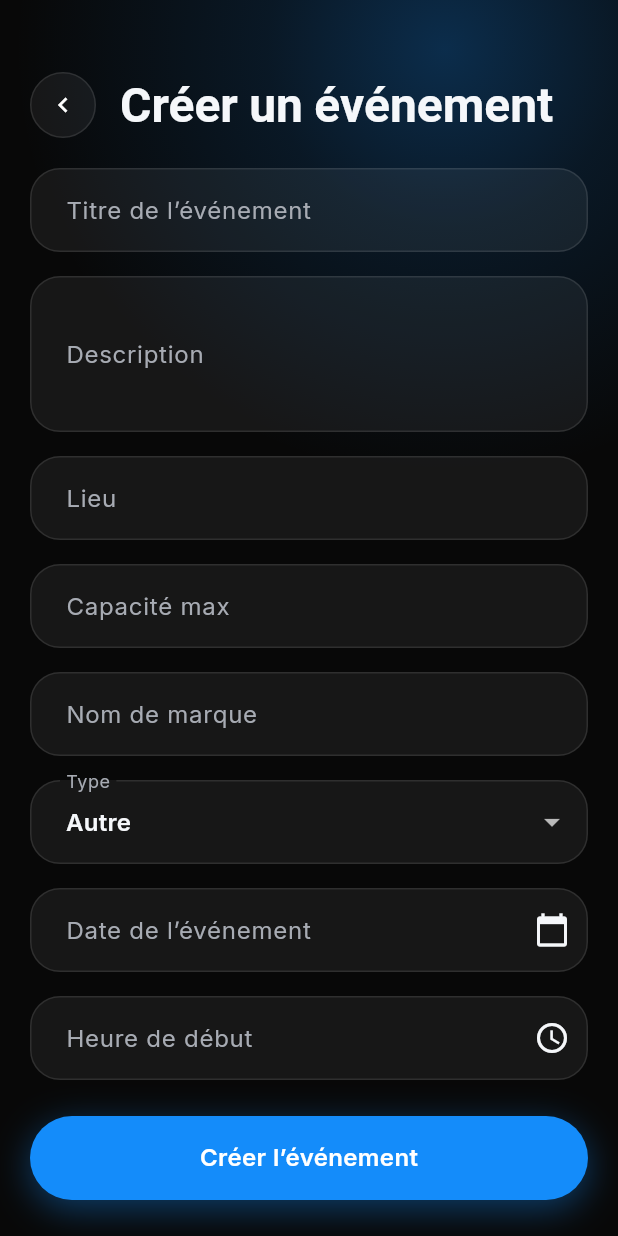
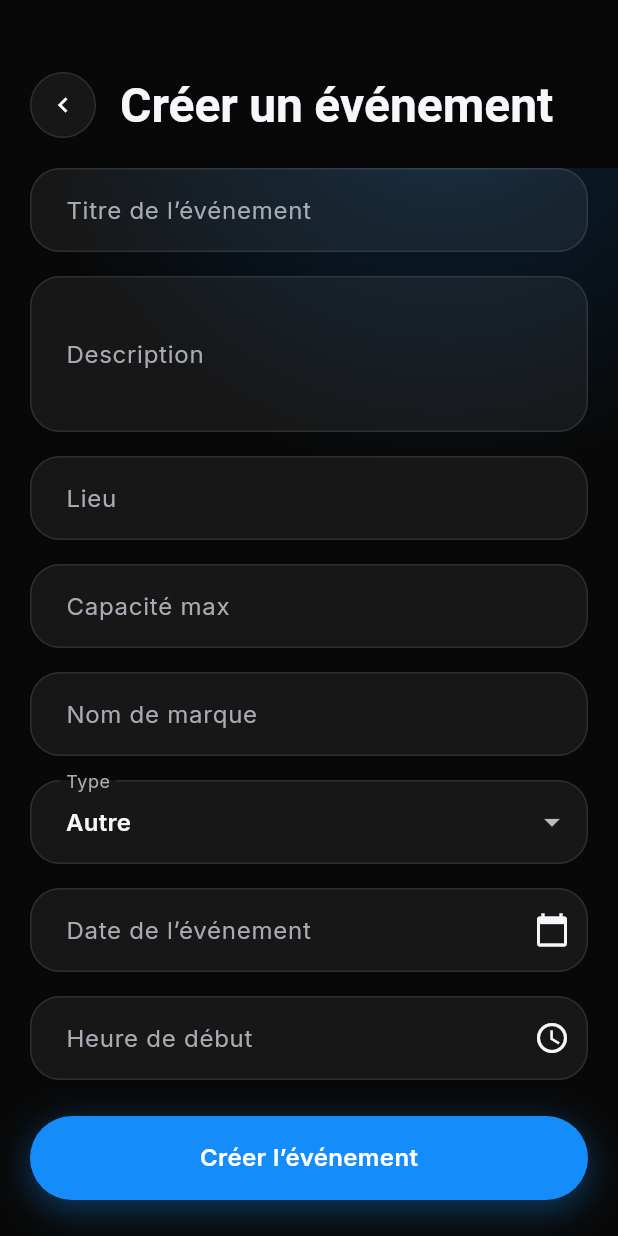
Before and after one commit to Gafclerck/ticketpass, a Flutter app: the CreateEventPage screen opened by its route, on a phone screen of 412 x 824 dp. Run offline on Flutter 3.47's test engine with Material 3 defaults, Android fonts, the phone set to English and light mode, and no system bars; our stand-ins replace drift, flutter_riverpod, go_router, google_fonts, qr_flutter; missing offline and left inert: mobile_scanner; accounts and stored records are empty; generated files the repository leaves out were written again.

Commit message:
feat(ui): pin top bar with safe area and solid background

```diff
--- a/lib/core/theme/app_theme.dart
+++ b/lib/core/theme/app_theme.dart
@@ -1,9 +1,17 @@
 import 'package:flutter/material.dart';
+import 'package:flutter/services.dart';
 import 'package:google_fonts/google_fonts.dart';
 import 'app_colors.dart';
 import 'app_radius.dart';
 import 'app_spacing.dart';
 import 'app_typography.dart';
+
+/// Icônes claires sur fond sombre (fond [AppColors.background] = #080808).
+const SystemUiOverlayStyle _overlayStyle = SystemUiOverlayStyle(
+  statusBarColor: Colors.transparent,
+  statusBarIconBrightness: Brightness.light,
+  statusBarBrightness: Brightness.dark,
+);
 
 /// Thème global de l'application — unique source de vérité visuelle.
 ///
@@ -28,6 +36,9 @@ abstract class AppTheme {
         foregroundColor: AppColors.textPrimary,
         elevation: 0,
         centerTitle: true,
+        surfaceTintColor: Colors.transparent,
+        scrolledUnderElevation: 0,
+        systemOverlayStyle: _overlayStyle,
       ),
       inputDecorationTheme: _inputDecorationTheme,
       snackBarTheme: const SnackBarThemeData(
--- /dev/null
+++ b/lib/core/widgets/app_top_bar.dart
@@ -0,0 +1,71 @@
+import 'package:flutter/material.dart';
+import '../theme/app_colors.dart';
+import '../theme/app_spacing.dart';
+import 'page_header.dart';
+
+/// Barre supérieure fixe — alternative DS à l'`AppBar` Material.
+///
+/// Peint un fond plein `#080808` derrière la barre de statut (heure /
+/// batterie / réseau) puis le [PageHeader] (retour + titre + action). Le
+/// contenu scrolle dans un `Expanded` SÉPARÉ, jamais sous les icônes système.
+class AppTopBar extends StatelessWidget {
+  final String title;
+  final String? subtitle;
+  final bool showBack;
+  final VoidCallback? onBack;
+  final Widget? trailing;
+
+  const AppTopBar({
+    super.key,
+    required this.title,
+    this.subtitle,
+    this.showBack = false,
+    this.onBack,
+    this.trailing,
+  });
+
+  @override
+  Widget build(BuildContext context) {
+    return ColoredBox(
+      color: AppColors.background,
+      child: SafeArea(
+        bottom: false,
+        child: Padding(
+          padding: const EdgeInsets.fromLTRB(
+            AppSpacing.pageHorizontal,
+            AppSpacing.pageTop,
+            AppSpacing.pageHorizontal,
+            AppSpacing.lg,
+          ),
+          child: PageHeader(
+            title: title,
+            subtitle: subtitle,
+            showBack: showBack,
+            onBack: onBack,
+            trailing: trailing,
+          ),
+        ),
+      ),
+    );
+  }
+}
+
+/// Bande supérieure opaque — peint la zone SafeArea du haut en `#080808`.
+///
+/// Utilisée par les onglets (headers éditoriaux scrollables) : le contenu
+/// scrolle toujours sous la bande, donc les icônes système restent sur un
+/// fond plein, jamais sur du contenu (image / texte / halo).
+class AppSafeTopBand extends StatelessWidget {
+  const AppSafeTopBand({super.key});
+
+  @override
+  Widget build(BuildContext context) {
+    return ColoredBox(
+      color: AppColors.background,
+      child: SizedBox(
+        width: double.infinity,
+        height: MediaQuery.paddingOf(context).top,
+      ),
+    );
+  }
+}
--- a/lib/features/event/presentation/pages/create_event_page.dart
+++ b/lib/features/event/presentation/pages/create_event_page.dart
@@ -3,9 +3,8 @@ import 'package:flutter_riverpod/flutter_riverpod.dart';
 import 'package:go_router/go_router.dart';
 
 import 'package:ticketpass/core/theme/app_spacing.dart';
-import 'package:ticketpass/core/theme/app_theme.dart';
 import 'package:ticketpass/core/widgets/app_button.dart';
-import 'package:ticketpass/core/widgets/page_header.dart';
+import 'package:ticketpass/core/widgets/app_top_bar.dart';
 import 'package:ticketpass/features/auth/presentation/providers/current_user_provider.dart';
 import '../../domain/entities/event.dart';
 import '../../domain/entities/event_status.dart';
@@ -137,20 +136,20 @@ class _CreateEventPageState extends ConsumerState<CreateEventPage> {
 
     return Scaffold(
       backgroundColor: Colors.transparent,
-      body: SafeArea(
-        bottom: false,
+      body: Column(
+        children: [
+          const AppTopBar(title: 'Créer un événement', showBack: true),
+          Expanded(
             child: Form(
               key: _formKey,
               child: ListView(
-            padding: AppTheme.pagePadding(
-              bottom: AppSpacing.bottomClearanceNoNav,
+                padding: const EdgeInsets.fromLTRB(
+                  AppSpacing.pageHorizontal,
+                  0,
+                  AppSpacing.pageHorizontal,
+                  AppSpacing.bottomClearanceNoNav,
                 ),
                 children: [
-              PageHeader(
-                title: 'Créer un événement',
-                showBack: true,
-              ),
-              const SizedBox(height: AppSpacing.lg),
                   TextFormField(
                     controller: _titleController,
                     decoration: const InputDecoration(
@@ -190,7 +189,9 @@ class _CreateEventPageState extends ConsumerState<CreateEventPage> {
                   TextFormField(
                     controller: _maxPlacesController,
                     keyboardType: TextInputType.number,
-                decoration: const InputDecoration(labelText: 'Capacité max'),
+                    decoration: const InputDecoration(
+                      labelText: 'Capacité max',
+                    ),
                     validator: (value) {
                       final maxPlaces = int.tryParse(value ?? '');
                       if (maxPlaces == null || maxPlaces <= 0) {
@@ -202,17 +203,21 @@ class _CreateEventPageState extends ConsumerState<CreateEventPage> {
                   const SizedBox(height: 16),
                   TextFormField(
                     controller: _brandNameController,
-                decoration: const InputDecoration(labelText: 'Nom de marque'),
+                    decoration: const InputDecoration(
+                      labelText: 'Nom de marque',
+                    ),
                   ),
                   const SizedBox(height: 16),
                   DropdownButtonFormField<EventType>(
                     initialValue: _eventType,
                     decoration: const InputDecoration(labelText: 'Type'),
                     items: EventType.values
-                    .map((type) => DropdownMenuItem(
+                        .map(
+                          (type) => DropdownMenuItem(
                             value: type,
                             child: Text(type.label),
-                        ))
+                          ),
+                        )
                         .toList(),
                     onChanged: (value) {
                       if (value != null) {
@@ -252,6 +257,8 @@ class _CreateEventPageState extends ConsumerState<CreateEventPage> {
               ),
             ),
           ),
+        ],
+      ),
     );
   }
 }
```
Also changed, not shown: lib/features/event/presentation/pages/edit_event_page.dart (+20 -14 lines), lib/features/event/presentation/screens/event_detail_screen.dart (+26 -48 lines), lib/features/event/presentation/screens/event_participants_page.dart (+52 -42 lines), lib/features/event/presentation/screens/events_page.dart (+15 -6 lines), lib/features/home/presentation/screens/home_page.dart (+22 -19 lines), lib/features/profile/presentation/screens/profile_page.dart (+12 -5 lines), lib/features/scan/presentation/screens/scan_event_tickets_page.dart (+32 -30 lines), lib/features/ticket/presentation/screens/event_tickets_page.dart (+21 -8 lines), lib/features/ticket/presentation/screens/my_tickets_page.dart (+14 -5 lines), lib/features/ticket/presentation/screens/ticket_detail_page.dart (+15 -16 lines), lib/main.dart (+10 -0 lines), 3 other files. Lines whose indentation alone changed are shown as unchanged.
